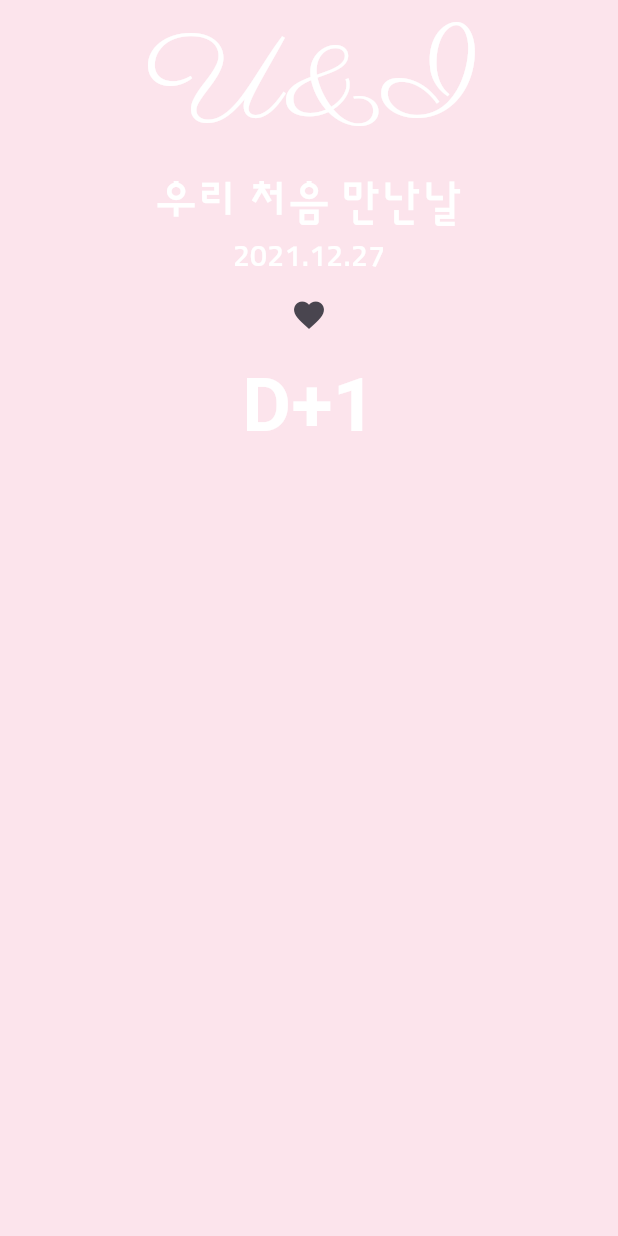
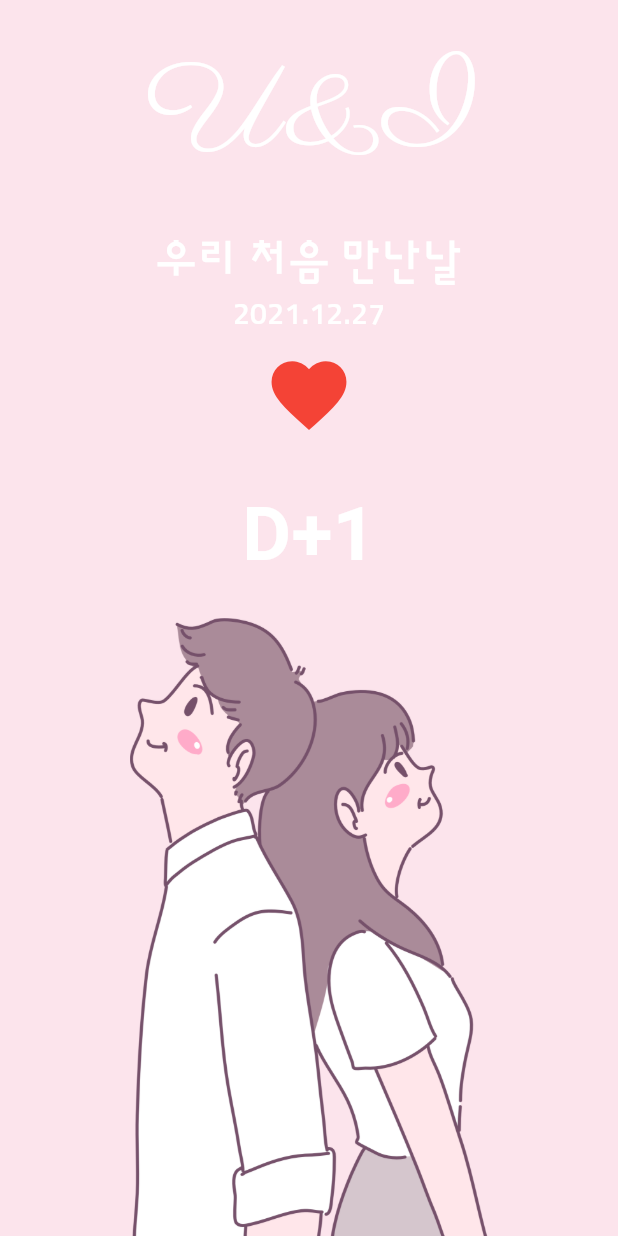
Before and after one commit to hililyy/flutter-practice, a Flutter app: the screen it shows after launch, on a phone screen of 412 x 824 dp. Run offline on Flutter 3.47's test engine with Material 3 defaults, Android fonts, the light colour scheme and no system bars; Roboto replaces fonts that are missing (sumflower).

Commit message:
[ADD] 디자인 마무리

```diff
--- a/dday/lib/screen/home_screen.dart
+++ b/dday/lib/screen/home_screen.dart
@@ -13,9 +13,29 @@ class _HomeScreenState extends State<HomeScreen> {
     return Scaffold(
       backgroundColor: Colors.pink[50],
       body: SafeArea(
+        bottom: false,
         child: Container(
           width: MediaQuery.of(context).size.width,
           child: Column(
+            children: [
+              _TopPart(),
+              _BottomPart(),
+            ],
+          ),
+        ),
+      ),
+    );
+  }
+}
+
+class _TopPart extends StatelessWidget {
+  const _TopPart({super.key});
+
+  @override
+  Widget build(BuildContext context) {
+    return Expanded(
+      child: Column(
+        mainAxisAlignment: MainAxisAlignment.spaceEvenly,
         children: [
           Text(
             'U&I',
@@ -25,6 +45,8 @@ class _HomeScreenState extends State<HomeScreen> {
               fontSize: 80,
             ),
           ),
+          Column(
+            children: [
               Text(
                 '우리 처음 만난날',
                 style: TextStyle(
@@ -42,10 +64,14 @@ class _HomeScreenState extends State<HomeScreen> {
                 ),
               ),
               IconButton(
-                onPressed: (){},
+                iconSize: 60,
+                onPressed: () {},
                 icon: Icon(
                   Icons.favorite,
+                  color: Colors.red,
                 ),
+              ),
+            ],
           ),
           Text(
             'D+1',
@@ -58,7 +84,18 @@ class _HomeScreenState extends State<HomeScreen> {
           ),
         ],
       ),
-        ),
+    );
+  }
+}
+
+class _BottomPart extends StatelessWidget {
+  const _BottomPart({super.key});
+
+  @override
+  Widget build(BuildContext context) {
+    return Expanded(
+      child: Image.asset(
+        'asset/img/middle_image.png',
       ),
     );
   }
```
Lines whose indentation alone changed are shown as unchanged.
